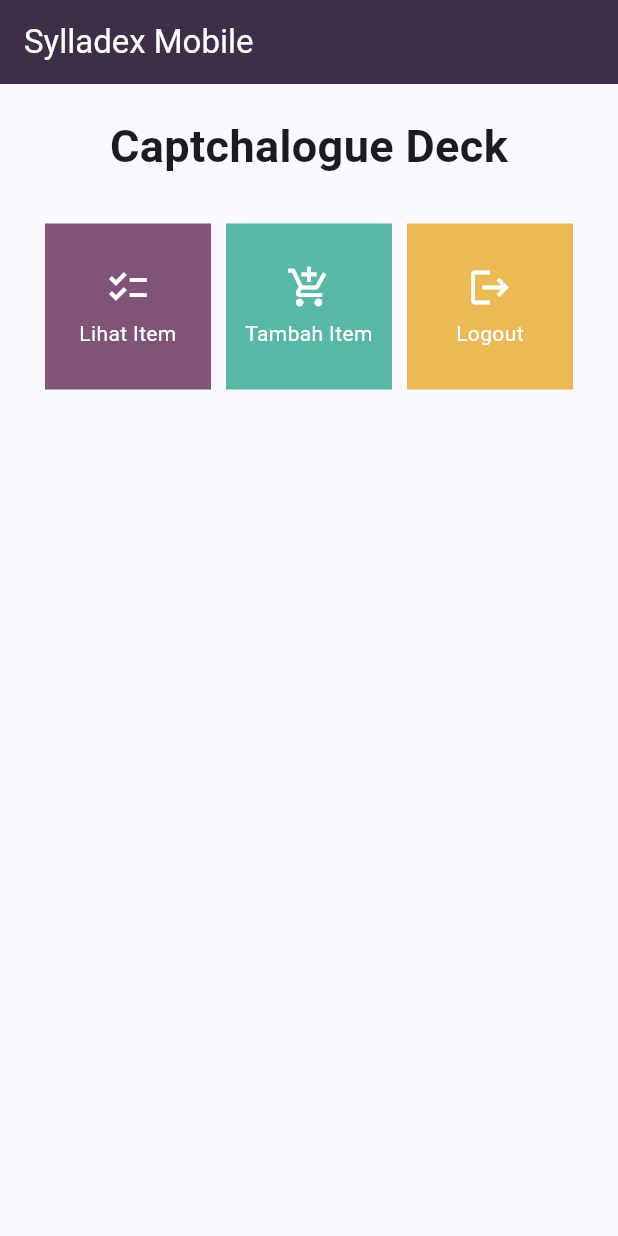
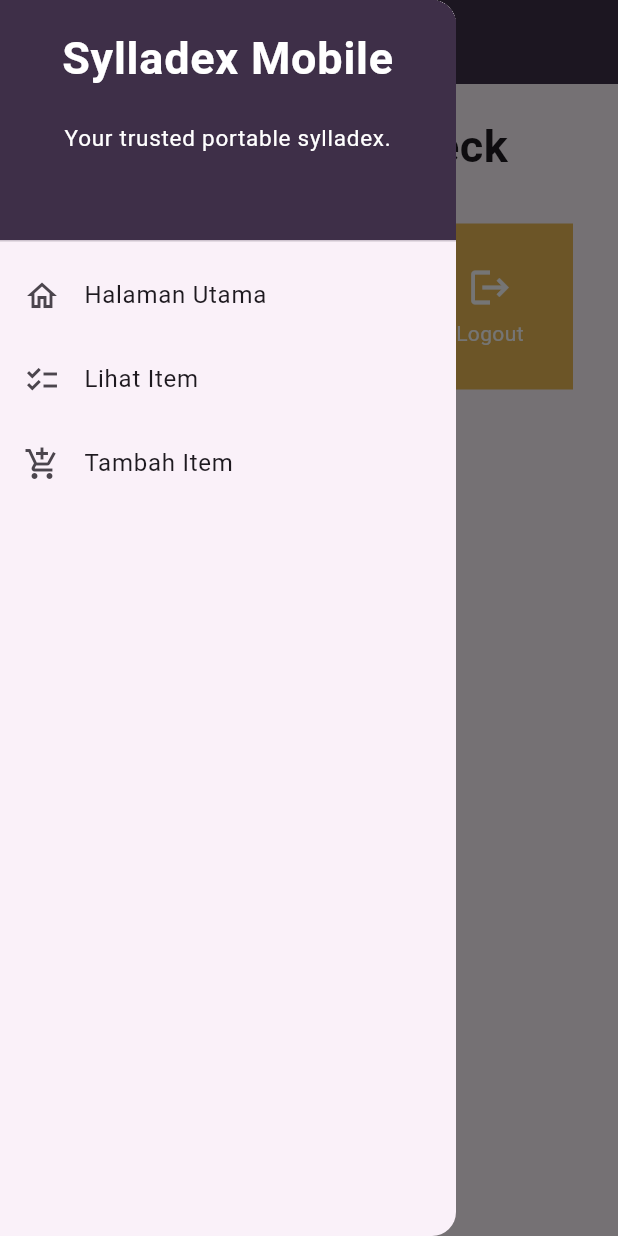
Before and after one commit to realynnsio/sylladex-mobile, a Flutter app: the screen it shows after launch, with the side drawer open (before the commit the screen has no drawer), on a phone screen of 412 x 824 dp. Run offline on Flutter 3.47's test engine with Material 2 defaults, Android fonts, the phone set to English and light mode, and no system bars.

Commit message:
Tugas 8 done

```diff
--- a/lib/main.dart
+++ b/lib/main.dart
@@ -1,5 +1,5 @@
 import 'package:flutter/material.dart';
-import 'package:sylladex_mobile/menu.dart';
+import 'package:sylladex_mobile/screens/menu.dart';
 
 void main() {
   runApp(const MyApp());
@@ -29,7 +29,7 @@ class MyApp extends StatelessWidget {
         //
         // This works for code too, not just values: Most code changes can be
         // tested with just a hot reload.
-        colorScheme: ColorScheme.fromSeed(seedColor: Colors.indigo),
+        colorScheme: ColorScheme.fromSeed(seedColor: const Color(0xff3e2f48)),
         useMaterial3: true,
       ),
       home: MyHomePage(),
--- a/lib/menu.dart
+++ b/lib/screens/menu.dart
@@ -1,12 +1,14 @@
 import 'package:flutter/material.dart';
+import 'package:sylladex_mobile/widgets/left_drawer.dart';
+import 'package:sylladex_mobile/widgets/shop_card.dart';
 
 class MyHomePage extends StatelessWidget {
   MyHomePage({Key? key}) : super(key: key);
 
   final List<ShopItem> items = [
-    ShopItem("Lihat Item", Icons.checklist, Color(0xff7f5478)),
-    ShopItem("Tambah Item", Icons.add_shopping_cart, Color(0xff57b8a8)),
-    ShopItem("Logout", Icons.logout, Color(0xffebba55)),
+    ShopItem("Lihat Item", Icons.checklist, const Color(0xff7f5478)),
+    ShopItem("Tambah Item", Icons.add_shopping_cart, const Color(0xff57b8a8)),
+    ShopItem("Logout", Icons.logout, const Color(0xffebba55)),
   ];
 
   // This widget is the home page of your application. It is stateful, meaning
@@ -25,9 +27,10 @@ class MyHomePage extends StatelessWidget {
         title: const Text(
           'Sylladex Mobile',
         ),
-        backgroundColor: Color(0xff3e2f48), //added colour for appbar!
+        backgroundColor: const Color(0xff3e2f48), //added colour for appbar!
         foregroundColor: Colors.white,
       ),
+      drawer: const LeftDrawer(),
       body: SingleChildScrollView(
         // Widget wrapper yang dapat discroll
         child: Padding(
@@ -68,56 +71,3 @@ class MyHomePage extends StatelessWidget {
     );
   }
 }
-
-class ShopItem {
-  final String name;
-  final IconData icon;
-  final Color color;
-
-  ShopItem(this.name, this.icon, this.color);
-}
-
-class ShopCard extends StatelessWidget {
-  final ShopItem item;
-
-  const ShopCard(this.item, {super.key}); // Constructor
-
-  @override
-  Widget build(BuildContext context) {
-    return Material(
-      color: item.color,
-      child: InkWell(
-        // Area responsive terhadap sentuhan
-        onTap: () {
-          // Memunculkan SnackBar ketika diklik
-          ScaffoldMessenger.of(context)
-            ..hideCurrentSnackBar()
-            ..showSnackBar(SnackBar(
-                content: Text("Kamu telah menekan tombol ${item.name}!")));
-        },
-        child: Container(
-          // Container untuk menyimpan Icon dan Text
-          padding: const EdgeInsets.all(8),
-          child: Center(
-            child: Column(
-              mainAxisAlignment: MainAxisAlignment.center,
-              children: [
-                Icon(
-                  item.icon,
-                  color: Colors.white,
-                  size: 30.0,
-                ),
-                const Padding(padding: EdgeInsets.all(3)),
-                Text(
-                  item.name,
-                  textAlign: TextAlign.center,
-                  style: const TextStyle(color: Colors.white),
-                ),
-              ],
-            ),
-          ),
-        ),
-      ),
-    );
-  }
-}
--- /dev/null
+++ b/lib/widgets/item_card.dart
@@ -0,0 +1,58 @@
+import 'package:flutter/material.dart';
+
+class Item {
+  static final List<Item> allItems = [
+    Item("Placeholder", 1, "Something's in the water here..."),
+  ];
+
+  final String name;
+  final int amount;
+  final String description;
+
+  Item(this.name, this.amount, this.description);
+}
+
+class ItemCard extends StatelessWidget {
+  final Item item;
+
+  const ItemCard(this.item, {Key? key}) : super(key: key);
+
+  @override
+  Widget build(BuildContext context) {
+    return Material(
+      child: Card(
+        color: const Color(0xff7f5478),
+        clipBehavior: Clip.antiAlias,
+        shape: RoundedRectangleBorder(
+          borderRadius: BorderRadius.circular(8.0), // Set border radius
+        ),
+        elevation: 5, // Add shadow elevation
+        child: Column(
+          crossAxisAlignment: CrossAxisAlignment.start,
+          children: [
+            ListTile(
+              title: Text(
+                item.name,
+                style: const TextStyle(color: Colors.white),
+              ),
+              subtitle: Text(
+                'Amount: ${item.amount}',
+                style: TextStyle(color: Colors.white.withOpacity(0.6)),
+              ),
+            ),
+            Padding(
+              padding: const EdgeInsets.symmetric(horizontal: 16.0),
+              child: Container(
+                alignment: Alignment.topLeft, // Align text to the left
+                child: Text(
+                  item.description,
+                  style: const TextStyle(color: Colors.white),
+                ),
+              ),
+            ),
+          ],
+        ),
+      ),
+    );
+  }
+}
--- /dev/null
+++ b/lib/widgets/left_drawer.dart
@@ -0,0 +1,84 @@
+import 'package:flutter/material.dart';
+import 'package:sylladex_mobile/screens/menu.dart';
+import 'package:sylladex_mobile/screens/shoplist_form.dart';
+import 'package:sylladex_mobile/screens/lihat_item.dart';
+
+class LeftDrawer extends StatelessWidget {
+  const LeftDrawer({super.key});
+
+  @override
+  Widget build(BuildContext context) {
+    return Drawer(
+      child: ListView(
+        children: [
+          const DrawerHeader(
+            // Bagian drawer header
+            decoration: BoxDecoration(
+              color: Color(0xff3e2f48),
+            ),
+            child: Column(
+              children: [
+                Text(
+                  'Sylladex Mobile',
+                  textAlign: TextAlign.center,
+                  style: TextStyle(
+                    fontSize: 30,
+                    fontWeight: FontWeight.bold,
+                    color: Colors.white,
+                  ),
+                ),
+                Padding(padding: EdgeInsets.all(10)),
+                Text(
+                  "Your trusted portable sylladex.",
+                  textAlign: TextAlign.center,
+                  style: TextStyle(
+                    fontSize: 15,
+                    fontWeight: FontWeight.normal,
+                    color: Colors.white,
+                  ),
+                ),
+              ],
+            ),
+          ),
+          // DO: Bagian routing
+          ListTile(
+            leading: const Icon(Icons.home_outlined),
+            title: const Text('Halaman Utama'),
+            // Bagian redirection ke MyHomePage
+            onTap: () {
+              Navigator.pushReplacement(
+                  context,
+                  MaterialPageRoute(
+                    builder: (context) => MyHomePage(),
+                  ));
+            },
+          ),
+          ListTile(
+            leading: const Icon(Icons.checklist),
+            title: const Text('Lihat Item'),
+            // Bagian redirection ke ItemListPage
+            onTap: () {
+              Navigator.pushReplacement(
+                  context,
+                  MaterialPageRoute(
+                    builder: (context) => ItemListPage(),
+                  ));
+            },
+          ),
+          ListTile(
+            leading: const Icon(Icons.add_shopping_cart),
+            title: const Text('Tambah Item'),
+            // Bagian redirection ke ShopFormPage
+            onTap: () {
+              Navigator.pushReplacement(
+                  context,
+                  MaterialPageRoute(
+                    builder: (context) => const ShopFormPage(),
+                  ));
+            },
+          ),
+        ],
+      ),
+    );
+  }
+}
--- /dev/null
+++ b/lib/widgets/shop_card.dart
@@ -0,0 +1,71 @@
+import 'package:flutter/material.dart';
+import 'package:sylladex_mobile/screens/shoplist_form.dart';
+import 'package:sylladex_mobile/screens/lihat_item.dart';
+
+class ShopItem {
+  final String name;
+  final IconData icon;
+  final Color color;
+
+  ShopItem(this.name, this.icon, this.color);
+}
+
+class ShopCard extends StatelessWidget {
+  final ShopItem item;
+
+  const ShopCard(this.item, {super.key}); // Constructor
+
+  @override
+  Widget build(BuildContext context) {
+    return Material(
+      color: item.color,
+      child: InkWell(
+        // Area responsive terhadap sentuhan
+        onTap: () {
+          // Memunculkan SnackBar ketika diklik
+          ScaffoldMessenger.of(context)
+            ..hideCurrentSnackBar()
+            ..showSnackBar(SnackBar(
+                content: Text("Kamu telah menekan tombol ${item.name}!")));
+
+          // Navigate ke route yang sesuai (tergantung jenis tombol)
+          if (item.name == "Lihat Item") {
+            Navigator.push(
+                context,
+                MaterialPageRoute(
+                  builder: (context) => ItemListPage(),
+                ));
+          } else if (item.name == "Tambah Item") {
+            Navigator.push(
+                context,
+                MaterialPageRoute(
+                  builder: (context) => const ShopFormPage(),
+                ));
+          }
+        },
+        child: Container(
+          // Container untuk menyimpan Icon dan Text
+          padding: const EdgeInsets.all(8),
+          child: Center(
+            child: Column(
+              mainAxisAlignment: MainAxisAlignment.center,
+              children: [
+                Icon(
+                  item.icon,
+                  color: Colors.white,
+                  size: 30.0,
+                ),
+                const Padding(padding: EdgeInsets.all(3)),
+                Text(
+                  item.name,
+                  textAlign: TextAlign.center,
+                  style: const TextStyle(color: Colors.white),
+                ),
+              ],
+            ),
+          ),
+        ),
+      ),
+    );
+  }
+}
```
Also changed, not shown: lib/screens/lihat_item.dart (added, +63 -0 lines), lib/screens/shoplist_form.dart (added, +164 -0 lines), 1 other file.
